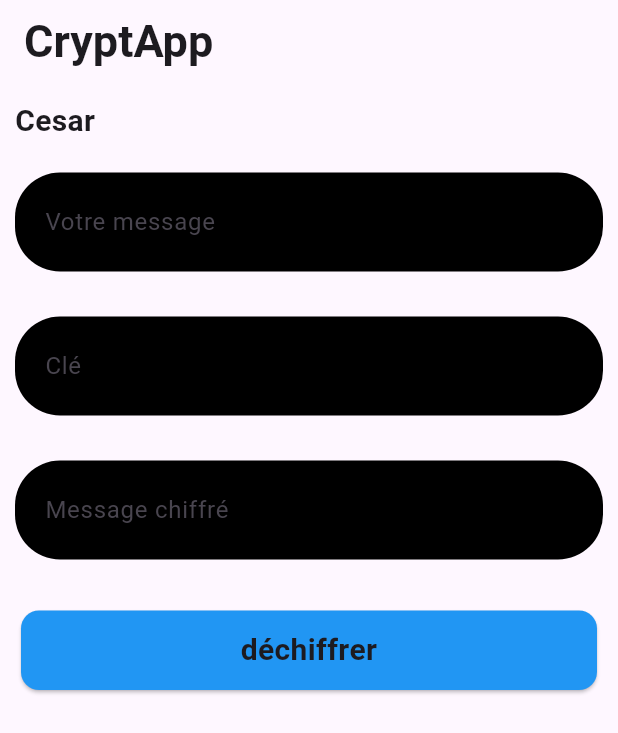
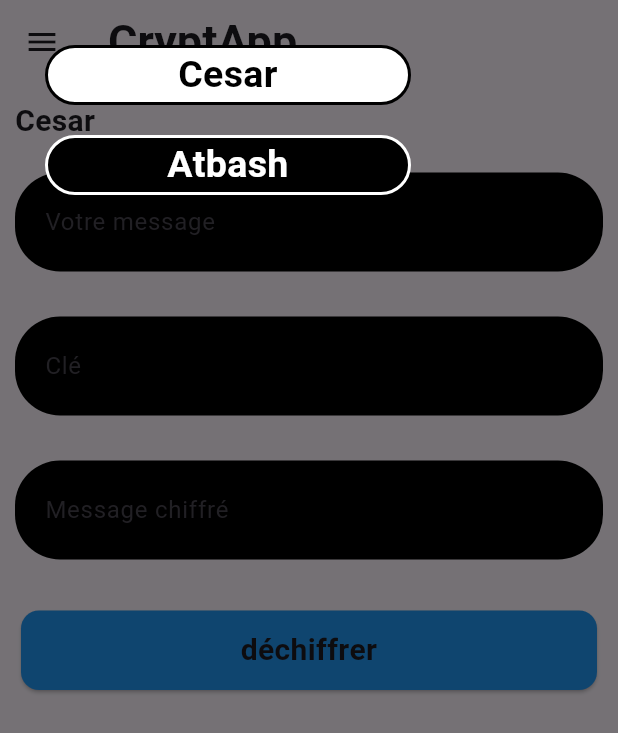
Before and after one commit to GuillaumeSUBRA1/Cryptographie, a Flutter app: the screen it shows after launch, with the side drawer open (before the commit the screen has no drawer), on a phone screen of 412 x 824 dp. Shown: the top 733 px of the screen. Run offline on Flutter 3.47's test engine with Material 3 defaults, Android fonts, the phone set to English and light mode, and no system bars; Roboto replaces fonts that are missing (Shrikhand).

```diff
--- a/flutter/crypto/lib/home.dart
+++ b/flutter/crypto/lib/home.dart
@@ -1,3 +1,5 @@
+import 'package:crypto/shared/enum/technique_crypto.dart';
+import 'package:crypto/techniques/atbash.dart';
 import 'package:crypto/techniques/cesar.dart';
 import 'package:flutter/material.dart';
 
@@ -9,6 +11,58 @@ class Home extends StatefulWidget {
 }
 
 class _HomeState extends State<Home> {
+  Widget page = const Cesar();
+  int pageIndex = 0;
+
+  updatePage(int index) {
+    pageIndex = index;
+    switch (index) {
+      case 0:
+        page = const Cesar();
+        break;
+      case 1:
+        page = const Atbash();
+        break;
+    }
+    setState(() {});
+  }
+
+  drawer() {
+    return Drawer(
+        backgroundColor: Colors.transparent,
+        child: Padding(
+            padding: const EdgeInsets.all(20),
+            child: ListView(
+              children: TechniqueCrypto.values
+                  .map(
+                    (e) => Padding(
+                        padding: const EdgeInsets.all(10),
+                        child: GestureDetector(
+                            onTap: () => updatePage(e.index),
+                            child: Container(
+                                decoration: BoxDecoration(
+                                    color: pageIndex == e.index
+                                        ? Colors.white
+                                        : Colors.black,
+                                    borderRadius: const BorderRadius.all(
+                                        Radius.circular(25)),
+                                    border: Border.fromBorderSide(BorderSide(
+                                        color: pageIndex == e.index
+                                            ? Colors.black
+                                            : Colors.white,
+                                        width: 2))),
+                                child: Padding(
+                                    padding: const EdgeInsets.symmetric(
+                                        horizontal: 20),
+                                    child: Text(e.titre,
+                                        textAlign: TextAlign.center,
+                                        style:
+                                            TextStyle(color: pageIndex == e.index ? Colors.black : Colors.white, fontWeight: FontWeight.bold, fontSize: 25, fontFamily: 'Shrikhand')))))),
+                  )
+                  .toList(),
+            )));
+  }
+
   @override
   Widget build(BuildContext context) {
     return Scaffold(
@@ -16,7 +70,8 @@ class _HomeState extends State<Home> {
         title: const Text('CryptApp',
             style: TextStyle(fontSize: 30, fontWeight: FontWeight.bold)),
       ),
-      body: const Cesar(),
+      body: page,
+      drawer: drawer(),
     );
   }
 }
--- /dev/null
+++ b/flutter/crypto/lib/shared/enum/technique_crypto.dart
@@ -0,0 +1,8 @@
+enum TechniqueCrypto {
+  cesar("Cesar"),
+  atbash("Atbash");
+
+  final String titre;
+
+  const TechniqueCrypto(this.titre);
+}
```
